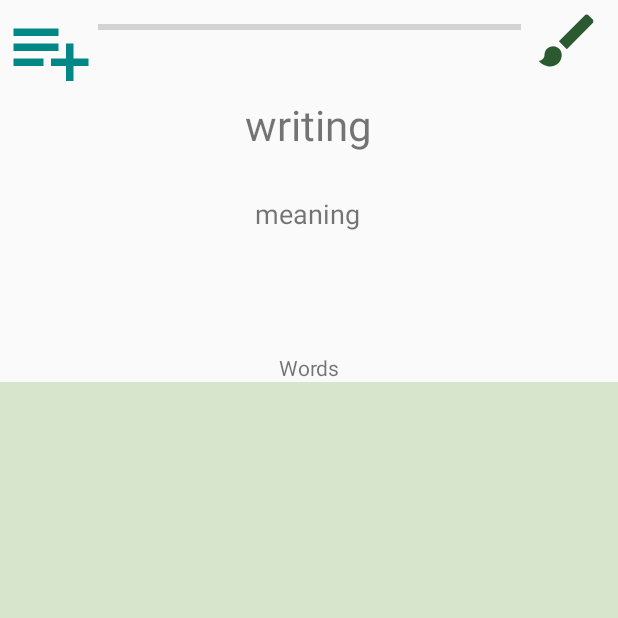
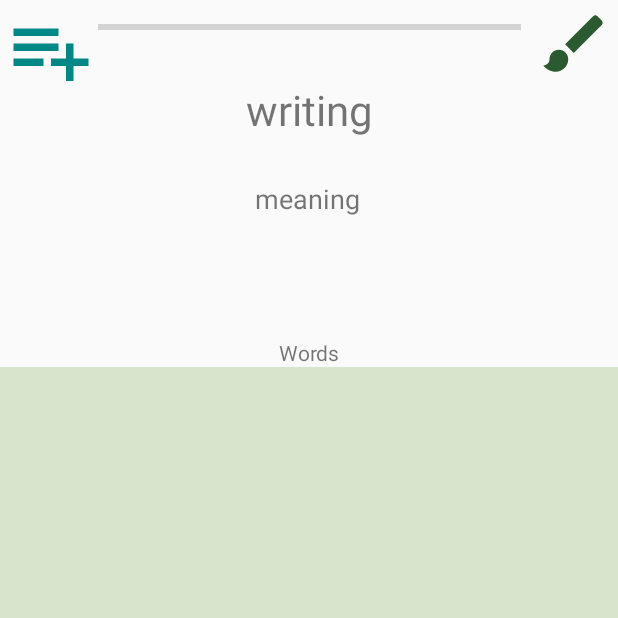
Before and after one commit to gearwheel01/KanjiGear, an Android app: the SentenceView screen opened directly, with no data from a screen before it, on a phone screen of 412 x 824 dp, the top half of it. Run offline under Robolectric (Android 15) with nearby library versions, the phone set to English and light mode, and no system bars; network calls fail; 13 statements that could not run were skipped.

Commit message:
draw element button placement awase

```diff
--- a/KanjiGear/app/src/main/res/layout/activity_sentence_view.xml
+++ b/KanjiGear/app/src/main/res/layout/activity_sentence_view.xml
@@ -10,12 +10,12 @@
         android:id="@+id/sentenceViewText"
         android:layout_width="wrap_content"
         android:layout_height="wrap_content"
+        android:layout_marginTop="28dp"
         android:text="writing"
         android:textSize="28sp"
         app:layout_constraintEnd_toEndOf="parent"
-        app:layout_constraintHorizontal_bias="0.498"
         app:layout_constraintStart_toStartOf="parent"
-        app:layout_constraintTop_toBottomOf="@id/sentenceViewAddlist" />
+        app:layout_constraintTop_toBottomOf="@+id/sentenceViewProgress" />
 
     <TextView
         android:id="@+id/sentenceViewMeaning"
@@ -73,13 +73,13 @@
 
     <Button
         android:id="@+id/sentenceViewDraw"
-        android:layout_width="46dp"
-        android:layout_height="46dp"
-        android:layout_marginStart="8dp"
+        android:layout_width="50dp"
+        android:layout_height="50dp"
         android:layout_marginTop="4dp"
+        android:layout_marginEnd="4dp"
         android:background="@drawable/button_paint"
         android:onClick="openDrawKanji"
-        app:layout_constraintStart_toEndOf="@+id/sentenceViewProgress"
+        app:layout_constraintEnd_toEndOf="parent"
         app:layout_constraintTop_toTopOf="parent" />
 
 
```
Also changed, not shown: KanjiGear/app/src/main/res/layout/activity_kanji_view.xml (+4 -4 lines), KanjiGear/app/src/main/res/layout/activity_word_view.xml (+6 -5 lines), 3 other files.
